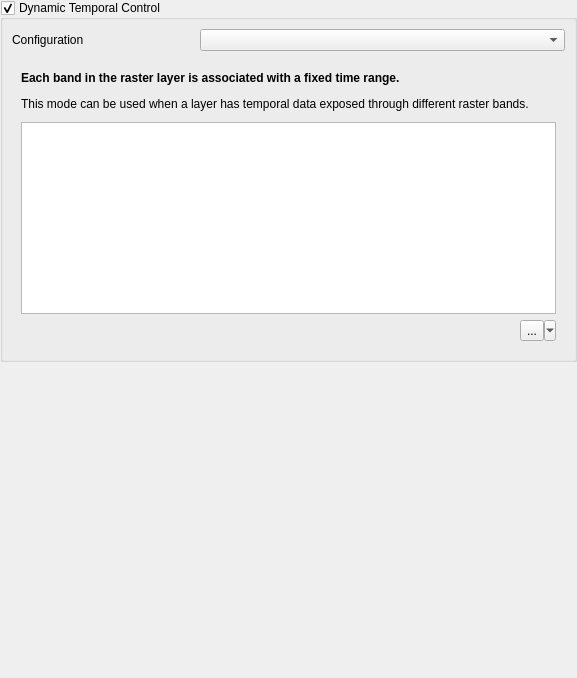
This is src/ui/raster/qgsrasterlayertemporalpropertieswidgetbase.ui in qgis/QGIS as Qt 5 draws it before an edit. The edited form follows.
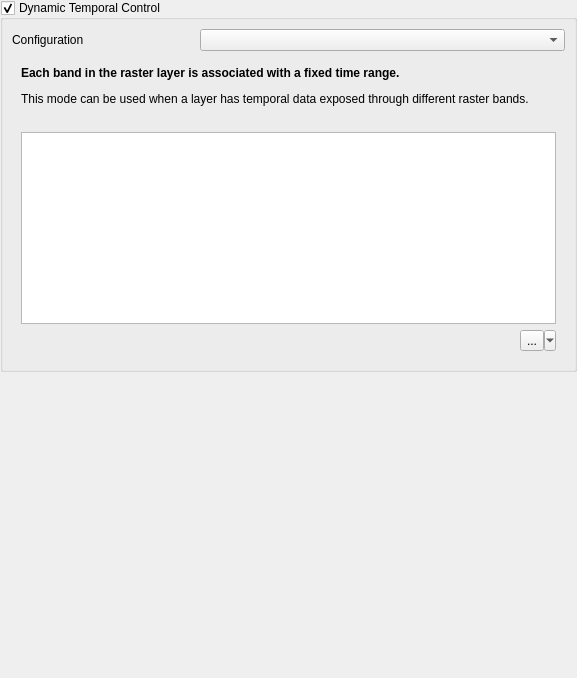
This is the edited form. The open tabs and pages were chosen to show the change. Icons and pictures are not drawn. Custom widgets are drawn as their Qt base class.

What changed in the file:
```diff
--- a/src/ui/raster/qgsrasterlayertemporalpropertieswidgetbase.ui
+++ b/src/ui/raster/qgsrasterlayertemporalpropertieswidgetbase.ui
@@ -281,6 +281,13 @@
                </widget>
               </item>
               <item row="1" column="0">
+               <widget class="QLabel" name="mFixedRangePerBandSummaryLabel">
+                <property name="text">
+                 <string/>
+                </property>
+               </widget>
+              </item>
+              <item row="2" column="0">
                <widget class="QWidget" name="mWidgetFixedRangePerBand" native="true">
                 <property name="minimumSize">
                  <size>
```
